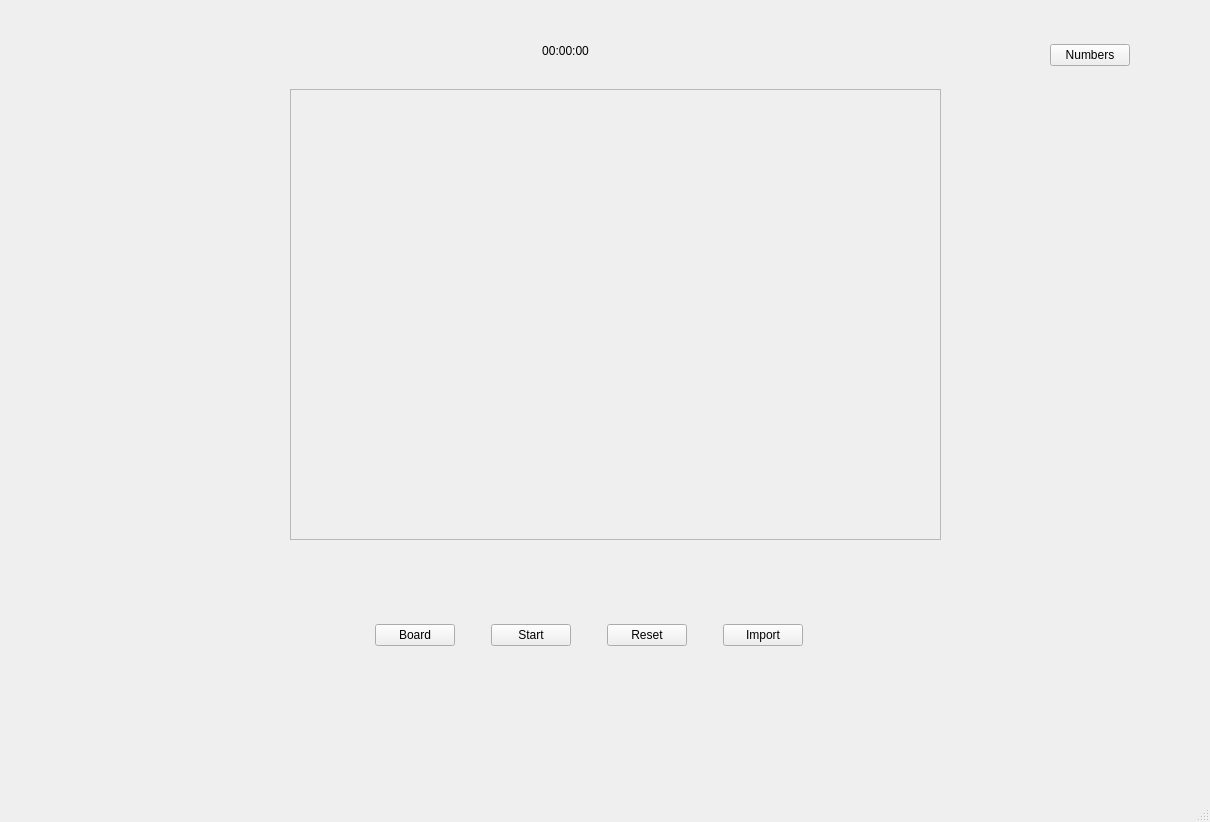
Before: the Qt Designer form Puzzme/mainwindow.ui in p-wojt/PuzzMe, drawn with Qt 5.
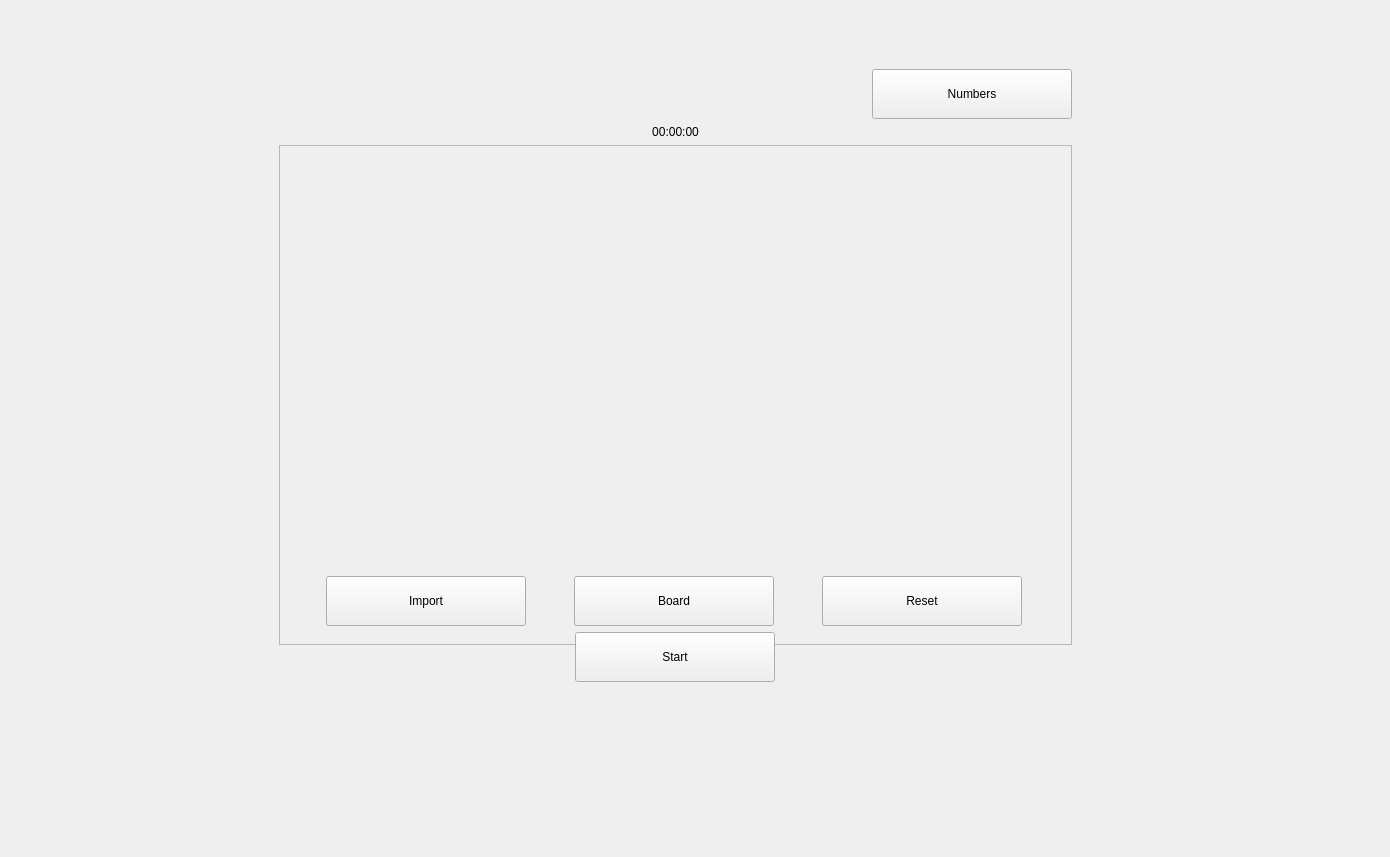
After: the same form once the commit is applied.

Commit message: ui styles & color

```diff
--- a/Puzzme/mainwindow.ui
+++ b/Puzzme/mainwindow.ui
@@ -6,10 +6,16 @@
    <rect>
     <x>0</x>
     <y>0</y>
-    <width>1210</width>
-    <height>822</height>
+    <width>1390</width>
+    <height>857</height>
    </rect>
   </property>
+  <property name="sizePolicy">
+   <sizepolicy hsizetype="Expanding" vsizetype="Expanding">
+    <horstretch>0</horstretch>
+    <verstretch>0</verstretch>
+   </sizepolicy>
+  </property>
   <property name="windowTitle">
    <string>MainWindow</string>
   </property>
@@ -26,189 +32,285 @@
    <set>QMainWindow::AllowTabbedDocks|QMainWindow::AnimatedDocks</set>
   </property>
   <widget class="QWidget" name="centralwidget">
+   <property name="sizePolicy">
+    <sizepolicy hsizetype="Expanding" vsizetype="Expanding">
+     <horstretch>0</horstretch>
+     <verstretch>0</verstretch>
+    </sizepolicy>
+   </property>
    <property name="minimumSize">
     <size>
-     <width>600</width>
-     <height>0</height>
+     <width>1390</width>
+     <height>800</height>
     </size>
    </property>
-   <widget class="QWidget" name="horizontalLayoutWidget_2">
+   <widget class="QFrame" name="mainLayout_2">
     <property name="geometry">
      <rect>
-      <x>340</x>
-      <y>590</y>
-      <width>501</width>
-      <height>91</height>
-     </rect>
-    </property>
-    <layout class="QHBoxLayout" name="horizontalLayout">
-     <property name="spacing">
-      <number>1</number>
-     </property>
-     <item>
-      <widget class="QPushButton" name="boardButton">
-       <property name="sizePolicy">
-        <sizepolicy hsizetype="Fixed" vsizetype="Fixed">
-         <horstretch>0</horstretch>
-         <verstretch>0</verstretch>
-        </sizepolicy>
-       </property>
-       <property name="text">
-        <string>Board</string>
-       </property>
-      </widget>
-     </item>
-     <item>
-      <widget class="QPushButton" name="startButton">
-       <property name="enabled">
-        <bool>true</bool>
-       </property>
-       <property name="sizePolicy">
-        <sizepolicy hsizetype="Fixed" vsizetype="Fixed">
-         <horstretch>0</horstretch>
-         <verstretch>0</verstretch>
-        </sizepolicy>
-       </property>
-       <property name="text">
-        <string>Start</string>
-       </property>
-      </widget>
-     </item>
-     <item>
-      <widget class="QPushButton" name="resetButton">
-       <property name="sizePolicy">
-        <sizepolicy hsizetype="Fixed" vsizetype="Fixed">
-         <horstretch>0</horstretch>
-         <verstretch>0</verstretch>
-        </sizepolicy>
-       </property>
-       <property name="text">
-        <string>Reset</string>
-       </property>
-      </widget>
-     </item>
-     <item>
-      <widget class="QPushButton" name="importButton">
-       <property name="sizePolicy">
-        <sizepolicy hsizetype="Fixed" vsizetype="Fixed">
-         <horstretch>0</horstretch>
-         <verstretch>0</verstretch>
-        </sizepolicy>
-       </property>
-       <property name="text">
-        <string>Import</string>
-       </property>
-      </widget>
-     </item>
-    </layout>
-    <zorder>resetButton</zorder>
-    <zorder>startButton</zorder>
-    <zorder>importButton</zorder>
-    <zorder>boardButton</zorder>
-   </widget>
-   <widget class="QWidget" name="horizontalLayoutWidget_3">
-    <property name="geometry">
-     <rect>
-      <x>980</x>
-      <y>10</y>
-      <width>221</width>
-      <height>91</height>
-     </rect>
-    </property>
-    <layout class="QHBoxLayout" name="horizontalLayout_2">
-     <property name="sizeConstraint">
-      <enum>QLayout::SetDefaultConstraint</enum>
-     </property>
-     <item>
-      <widget class="QPushButton" name="imageNumberButton">
-       <property name="enabled">
-        <bool>true</bool>
-       </property>
-       <property name="sizePolicy">
-        <sizepolicy hsizetype="Fixed" vsizetype="Fixed">
-         <horstretch>0</horstretch>
-         <verstretch>0</verstretch>
-        </sizepolicy>
-       </property>
-       <property name="text">
-        <string>Numbers</string>
-       </property>
-      </widget>
-     </item>
-    </layout>
-   </widget>
-   <widget class="QFrame" name="boardFrame">
-    <property name="enabled">
-     <bool>true</bool>
-    </property>
-    <property name="geometry">
-     <rect>
-      <x>290</x>
-      <y>89</y>
-      <width>651</width>
-      <height>451</height>
+      <x>270</x>
+      <y>60</y>
+      <width>811</width>
+      <height>631</height>
      </rect>
     </property>
     <property name="minimumSize">
      <size>
       <width>600</width>
-      <height>400</height>
+      <height>500</height>
      </size>
     </property>
-    <property name="frameShape">
-     <enum>QFrame::StyledPanel</enum>
-    </property>
-    <property name="frameShadow">
-     <enum>QFrame::Raised</enum>
-    </property>
-    <layout class="QHBoxLayout" name="horizontalLayout_3">
-     <property name="spacing">
-      <number>0</number>
+    <layout class="QGridLayout" name="mainLayout" rowstretch="1,0,0,0,0,0">
+     <property name="sizeConstraint">
+      <enum>QLayout::SetMaximumSize</enum>
      </property>
-     <property name="leftMargin">
-      <number>0</number>
-     </property>
-     <property name="topMargin">
-      <number>0</number>
-     </property>
-     <property name="rightMargin">
-      <number>0</number>
-     </property>
-     <property name="bottomMargin">
-      <number>0</number>
-     </property>
-     <item>
-      <layout class="QGridLayout" name="board">
+     <item row="3" column="0">
+      <layout class="QVBoxLayout" name="verticalLayout">
        <property name="sizeConstraint">
-        <enum>QLayout::SetMaximumSize</enum>
+        <enum>QLayout::SetDefaultConstraint</enum>
        </property>
+       <property name="topMargin">
+        <number>50</number>
+       </property>
+      </layout>
+     </item>
+     <item row="2" column="0">
+      <widget class="QFrame" name="boardFrame">
+       <property name="enabled">
+        <bool>true</bool>
+       </property>
+       <property name="sizePolicy">
+        <sizepolicy hsizetype="Expanding" vsizetype="Expanding">
+         <horstretch>1</horstretch>
+         <verstretch>1</verstretch>
+        </sizepolicy>
+       </property>
+       <property name="minimumSize">
+        <size>
+         <width>600</width>
+         <height>500</height>
+        </size>
+       </property>
+       <property name="frameShape">
+        <enum>QFrame::StyledPanel</enum>
+       </property>
+       <property name="frameShadow">
+        <enum>QFrame::Raised</enum>
+       </property>
+       <layout class="QHBoxLayout" name="horizontalLayout_3">
+        <property name="spacing">
+         <number>0</number>
+        </property>
+        <property name="leftMargin">
+         <number>0</number>
+        </property>
+        <property name="topMargin">
+         <number>0</number>
+        </property>
+        <property name="rightMargin">
+         <number>0</number>
+        </property>
+        <property name="bottomMargin">
+         <number>0</number>
+        </property>
+        <item>
+         <layout class="QGridLayout" name="board">
+          <property name="sizeConstraint">
+           <enum>QLayout::SetDefaultConstraint</enum>
+          </property>
+          <property name="horizontalSpacing">
+           <number>1</number>
+          </property>
+          <property name="verticalSpacing">
+           <number>0</number>
+          </property>
+         </layout>
+        </item>
+       </layout>
+      </widget>
+     </item>
+     <item row="4" column="0">
+      <layout class="QHBoxLayout" name="horizontalLayout">
        <property name="spacing">
         <number>1</number>
        </property>
+       <item>
+        <widget class="QPushButton" name="importButton">
+         <property name="sizePolicy">
+          <sizepolicy hsizetype="Fixed" vsizetype="Fixed">
+           <horstretch>1</horstretch>
+           <verstretch>1</verstretch>
+          </sizepolicy>
+         </property>
+         <property name="minimumSize">
+          <size>
+           <width>200</width>
+           <height>50</height>
+          </size>
+         </property>
+         <property name="maximumSize">
+          <size>
+           <width>200</width>
+           <height>50</height>
+          </size>
+         </property>
+         <property name="text">
+          <string>Import</string>
+         </property>
+        </widget>
+       </item>
+       <item>
+        <widget class="QPushButton" name="boardButton">
+         <property name="sizePolicy">
+          <sizepolicy hsizetype="Fixed" vsizetype="Fixed">
+           <horstretch>1</horstretch>
+           <verstretch>1</verstretch>
+          </sizepolicy>
+         </property>
+         <property name="minimumSize">
+          <size>
+           <width>200</width>
+           <height>50</height>
+          </size>
+         </property>
+         <property name="maximumSize">
+          <size>
+           <width>200</width>
+           <height>50</height>
+          </size>
+         </property>
+         <property name="text">
+          <string>Board</string>
+         </property>
+        </widget>
+       </item>
+       <item>
+        <widget class="QPushButton" name="resetButton">
+         <property name="sizePolicy">
+          <sizepolicy hsizetype="Fixed" vsizetype="Fixed">
+           <horstretch>1</horstretch>
+           <verstretch>1</verstretch>
+          </sizepolicy>
+         </property>
+         <property name="minimumSize">
+          <size>
+           <width>200</width>
+           <height>50</height>
+          </size>
+         </property>
+         <property name="maximumSize">
+          <size>
+           <width>200</width>
+           <height>50</height>
+          </size>
+         </property>
+         <property name="text">
+          <string>Reset</string>
+         </property>
+        </widget>
+       </item>
+      </layout>
+     </item>
+     <item row="1" column="0">
+      <widget class="QLabel" name="timer">
+       <property name="sizePolicy">
+        <sizepolicy hsizetype="Expanding" vsizetype="Expanding">
+         <horstretch>1</horstretch>
+         <verstretch>1</verstretch>
+        </sizepolicy>
+       </property>
+       <property name="text">
+        <string>00:00:00</string>
+       </property>
+       <property name="alignment">
+        <set>Qt::AlignCenter</set>
+       </property>
+      </widget>
+     </item>
+     <item row="0" column="0">
+      <layout class="QHBoxLayout" name="imageNumberLayout">
+       <property name="sizeConstraint">
+        <enum>QLayout::SetDefaultConstraint</enum>
+       </property>
+       <item>
+        <spacer name="horizontalSpacer">
+         <property name="orientation">
+          <enum>Qt::Horizontal</enum>
+         </property>
+         <property name="sizeHint" stdset="0">
+          <size>
+           <width>40</width>
+           <height>20</height>
+          </size>
+         </property>
+        </spacer>
+       </item>
+       <item>
+        <widget class="QPushButton" name="imageNumberButton">
+         <property name="enabled">
+          <bool>true</bool>
+         </property>
+         <property name="sizePolicy">
+          <sizepolicy hsizetype="Expanding" vsizetype="Expanding">
+           <horstretch>1</horstretch>
+           <verstretch>1</verstretch>
+          </sizepolicy>
+         </property>
+         <property name="minimumSize">
+          <size>
+           <width>200</width>
+           <height>50</height>
+          </size>
+         </property>
+         <property name="maximumSize">
+          <size>
+           <width>200</width>
+           <height>50</height>
+          </size>
+         </property>
+         <property name="layoutDirection">
+          <enum>Qt::LeftToRight</enum>
+         </property>
+         <property name="text">
+          <string>Numbers</string>
+         </property>
+        </widget>
+       </item>
+      </layout>
+     </item>
+     <item row="5" column="0">
+      <layout class="QHBoxLayout" name="horizontalLayout_5">
+       <item>
+        <widget class="QPushButton" name="startButton">
+         <property name="enabled">
+          <bool>true</bool>
+         </property>
+         <property name="sizePolicy">
+          <sizepolicy hsizetype="Expanding" vsizetype="Expanding">
+           <horstretch>1</horstretch>
+           <verstretch>1</verstretch>
+          </sizepolicy>
+         </property>
+         <property name="minimumSize">
+          <size>
+           <width>200</width>
+           <height>50</height>
+          </size>
+         </property>
+         <property name="maximumSize">
+          <size>
+           <width>200</width>
+           <height>50</height>
+          </size>
+         </property>
+         <property name="text">
+          <string>Start</string>
+         </property>
+        </widget>
+       </item>
       </layout>
      </item>
     </layout>
    </widget>
-   <widget class="QLabel" name="timer">
-    <property name="geometry">
-     <rect>
-      <x>470</x>
-      <y>10</y>
-      <width>191</width>
-      <height>81</height>
-     </rect>
-    </property>
-    <property name="text">
-     <string>00:00:00</string>
-    </property>
-    <property name="alignment">
-     <set>Qt::AlignCenter</set>
-    </property>
-   </widget>
-   <zorder>boardFrame</zorder>
-   <zorder>horizontalLayoutWidget_2</zorder>
-   <zorder>horizontalLayoutWidget_3</zorder>
-   <zorder>timer</zorder>
   </widget>
   <widget class="QMenuBar" name="menubar">
    <property name="geometry">
@@ -220,7 +322,6 @@
     </rect>
    </property>
   </widget>
-  <widget class="QStatusBar" name="statusbar"/>
  </widget>
  <resources/>
  <connections/>
```
Left out of the diff: 2 changed lines with no effect on the pictures. The commit also changes 5 other files.
